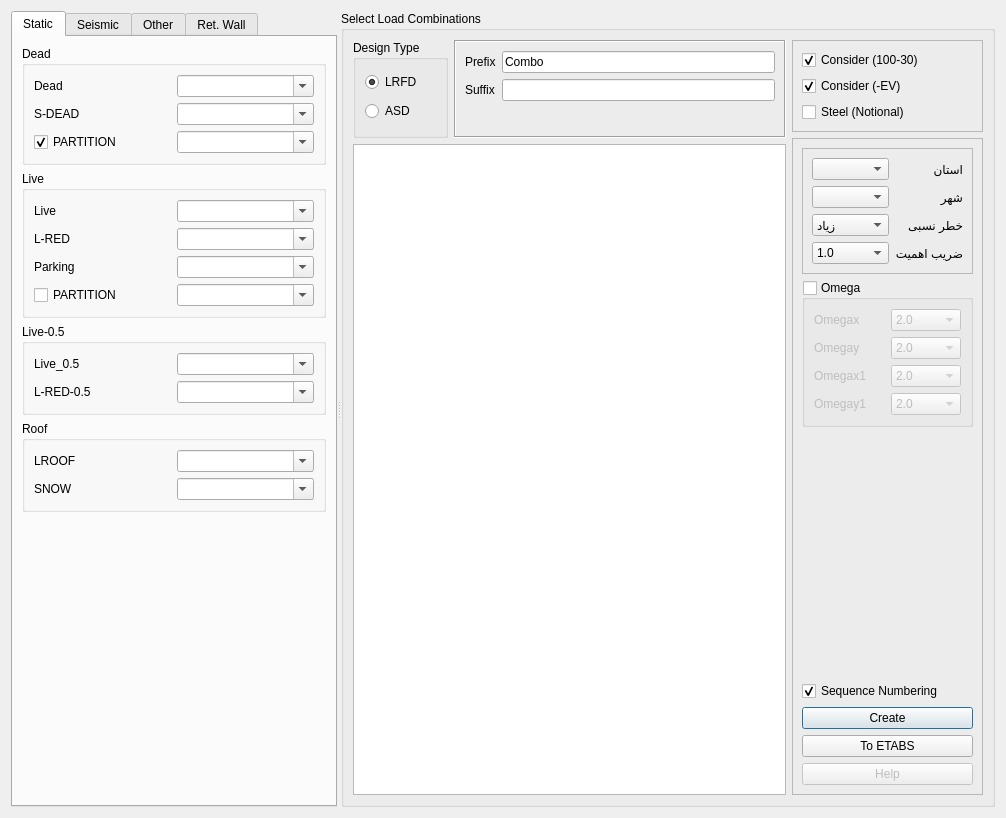
First picture: the form in widgets/define/create_load_combinations.ui, repository ebrahimraeyat/civilTools, before the edit.
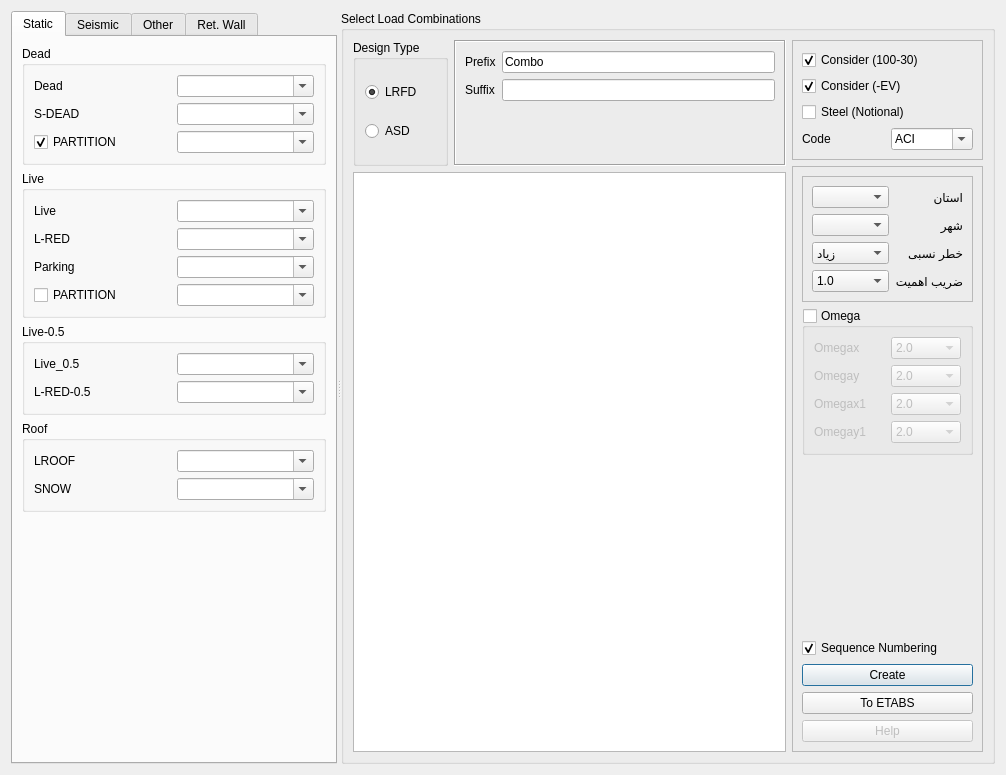
Second picture: the form after the edit. Icons and pictures are not drawn. Custom widgets are drawn as their Qt base class.

Commit message: Add CSA load combinations

Diff of the .ui file:
```diff
--- a/widgets/define/create_load_combinations.ui
+++ b/widgets/define/create_load_combinations.ui
@@ -7,7 +7,7 @@
     <x>0</x>
     <y>0</y>
     <width>1006</width>
-    <height>818</height>
+    <height>775</height>
    </rect>
   </property>
   <property name="windowTitle">
@@ -939,6 +939,34 @@
             </property>
            </widget>
           </item>
+          <item>
+           <layout class="QHBoxLayout" name="horizontalLayout_4">
+            <item>
+             <widget class="QLabel" name="label_35">
+              <property name="text">
+               <string>Code</string>
+              </property>
+             </widget>
+            </item>
+            <item>
+             <widget class="QComboBox" name="code_combobox">
+              <property name="editable">
+               <bool>true</bool>
+              </property>
+              <item>
+               <property name="text">
+                <string>ACI</string>
+               </property>
+              </item>
+              <item>
+               <property name="text">
+                <string>CSA</string>
+               </property>
+              </item>
+             </widget>
+            </item>
+           </layout>
+          </item>
          </layout>
         </widget>
        </item>
```
The commit also changes 1 other file.
